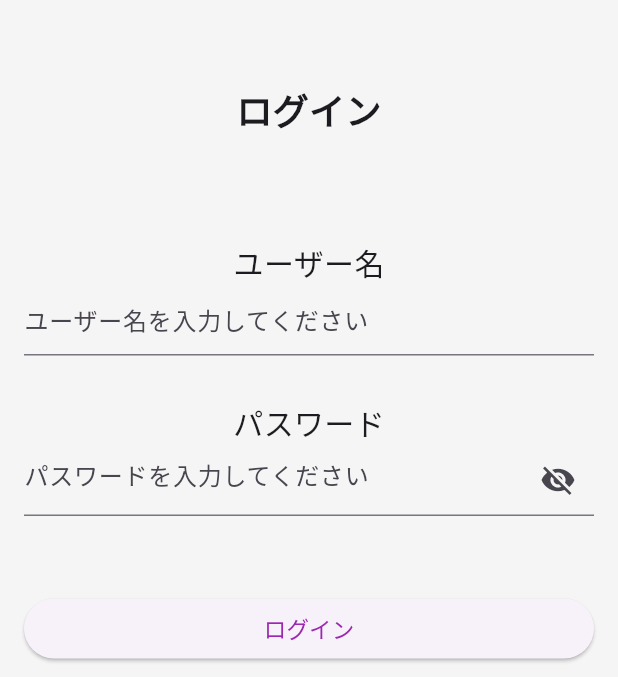
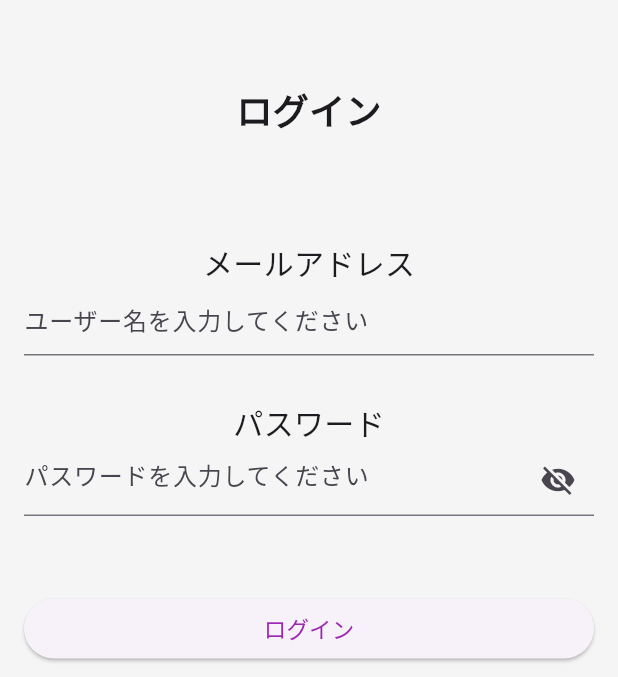
Before and after one commit to rikut0904/iconic_momentum, a Flutter app: the screen it shows after launch, on a phone screen of 412 x 824 dp, the part 84-761 px from its top. Run offline on Flutter 3.47's test engine with Material 3 defaults, Android fonts, the phone set to English and light mode, and no system bars; our stand-ins replace cloud_firestore, firebase_auth, firebase_core, flutter_hooks, flutter_riverpod, google_fonts and 1 more; accounts and stored records are empty.

Commit message:
ログイン機能の実装

```diff
--- a/lib/BottomNavigatinBar/login_page.dart
+++ b/lib/BottomNavigatinBar/login_page.dart
@@ -42,13 +42,13 @@ class _LoginPage extends ConsumerState<LoginPage> {
             ),
             const SizedBox(height: 70),
             const Text(
-              'ユーザー名',
+              'メールアドレス',
               style: TextStyle(
                 fontSize: 20,
               ),
             ),
             TextField(
-              controller: name,
+              controller: email,
               decoration: const InputDecoration(hintText: 'ユーザー名を入力してください'),
             ),
             const SizedBox(height: 30),
@@ -90,7 +90,8 @@ class _LoginPage extends ConsumerState<LoginPage> {
                   try {
                     final FirebaseAuth auth = FirebaseAuth.instance;
                     await auth.signInWithEmailAndPassword(
-                        email: loginEmail, password: loginPassword);
+                        email: loginEmail,
+                        password: loginPassword);
                     ref.read(loginProvider.notifier).state = true;
                     Navigator.pushReplacement(
                       // ignore: use_build_context_synchronously
```
Also changed, not shown: 1 other file.
